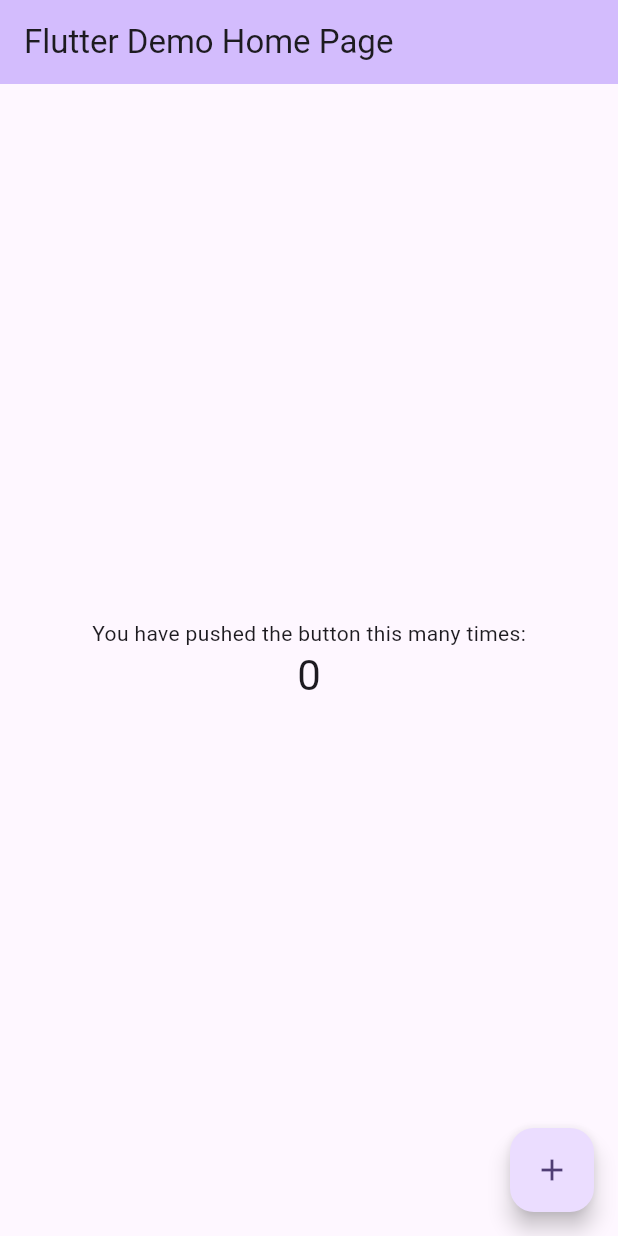
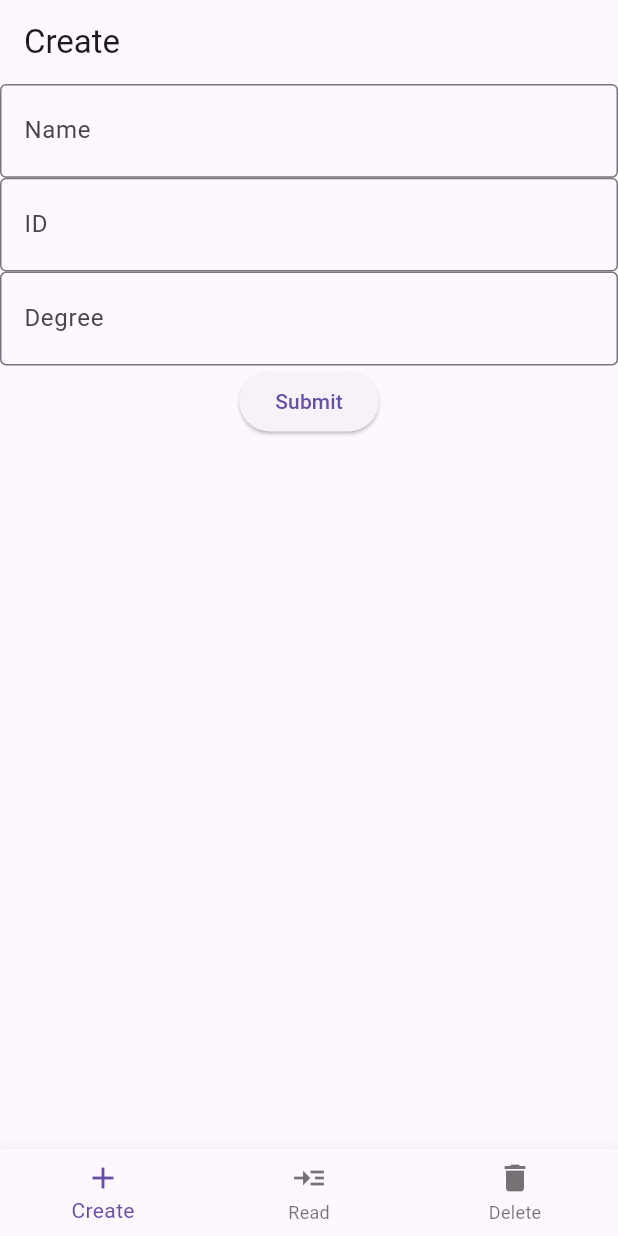
Before and after one commit to yasaradisanayaka/FirebaseLogin, a Flutter app: the screen it shows after launch, on a phone screen of 412 x 824 dp. Run offline on Flutter 3.47's test engine with Material 3 defaults, Android fonts, the phone set to English and light mode, and no system bars; our stand-ins replace cloud_firestore, firebase_core; accounts and stored records are empty.

Commit message:
Create pages for different screens

```diff
--- /dev/null
+++ b/flutter_firebase_login/lib/Models/Student.dart
@@ -0,0 +1,11 @@
+class Student {
+  final String name;
+  final int id;
+  final String degree;
+
+  Student({
+    required this.name,
+    required this.id,
+    required this.degree
+  });
+}
--- /dev/null
+++ b/flutter_firebase_login/lib/Screens/CreatePage.dart
@@ -0,0 +1,85 @@
+import 'package:flutter/material.dart';
+
+class Createpage extends StatefulWidget {
+  const Createpage({super.key});
+
+  @override
+  State<Createpage> createState() => _CreatepageState();
+}
+
+class _CreatepageState extends State<Createpage> {
+
+  TextEditingController nameController = TextEditingController();
+  TextEditingController idController = TextEditingController();
+  TextEditingController degreeController = TextEditingController();
+
+  @override
+  Widget build(BuildContext context) {
+    return Scaffold(
+      appBar: AppBar(
+        title: Text("Create"),
+      ),
+
+      body: _bodyWidget(),
+    );
+  }
+
+  _bodyWidget(){
+    return Column(
+      children: [
+        TextField(
+          controller: nameController,
+          decoration: InputDecoration(
+            suffix: GestureDetector(
+              child: Icon(
+                Icons.clear
+              ),
+              onTap: () {
+                nameController.clear();
+              },
+            ),
+            labelText: "Name",
+            border: OutlineInputBorder(),
+          ),
+        ),
+
+        TextField(
+          controller: idController,
+          decoration: InputDecoration(
+            suffix: GestureDetector(
+              child: Icon(
+                Icons.clear
+              ),
+              onTap: () {
+                idController.clear();
+              },
+            ),
+            labelText: "ID",
+            border: OutlineInputBorder(),
+          ),
+        ),
+
+        TextField(
+          controller: degreeController,
+          decoration: InputDecoration(
+            suffix: GestureDetector(
+              child: Icon(
+                Icons.clear
+              ),
+              onTap: () {
+                degreeController.clear();
+              },
+            ),
+            labelText: "Degree",
+            border: OutlineInputBorder(),
+          ),
+        ),
+
+        ElevatedButton(
+          onPressed: () {},
+          child: Text("Submit")
+        ),
+      ],
+    );
+  }
+}
--- a/flutter_firebase_login/lib/main.dart
+++ b/flutter_firebase_login/lib/main.dart
@@ -1,78 +1,51 @@
 import 'package:firebase_core/firebase_core.dart';
 import 'package:flutter/material.dart';
+import 'package:flutter_firebase_login/Screens/CreatePage.dart';
+import 'package:flutter_firebase_login/Screens/DeletePage.dart';
+import 'package:flutter_firebase_login/Screens/ReadPage.dart';
 
 Future<void> main() async {
   WidgetsFlutterBinding.ensureInitialized();
   await Firebase.initializeApp();
-  runApp(const MyApp());
+  runApp(
+    MaterialApp(
+      home: Home(),
+    ),
+  );
 }
 
-class MyApp extends StatelessWidget {
-  const MyApp({super.key});
+class Home extends StatefulWidget {
+  const Home({super.key});
 
-  // This widget is the root of your application.
+  @override
+  State<Home> createState() => _HomeState();
+}
+
+class _HomeState extends State<Home> {
+
+  int selectIndex=0;
+
+  List screens = [Createpage(),Readpage(),Deletepage()];
+
   @override
   Widget build(BuildContext context) {
-    return MaterialApp(
-      title: 'Flutter Demo',
-      theme: ThemeData(
+    return Scaffold(
 
-        colorScheme: ColorScheme.fromSeed(seedColor: Colors.deepPurple),
+      body: screens[selectIndex],
+
+      bottomNavigationBar: BottomNavigationBar(items: [
+        BottomNavigationBarItem(icon: Icon(Icons.add), label: "Create"),
+        BottomNavigationBarItem(icon: Icon(Icons.read_more), label: "Read"),
+        BottomNavigationBarItem(icon: Icon(Icons.delete), label: "Delete"),
+      ],
+      type: BottomNavigationBarType.fixed,
+      currentIndex: selectIndex,
+      onTap: (index){
+        setState(() {
+          selectIndex = index;
+        });
+      },
       ),
-      home: const MyHomePage(title: 'Flutter Demo Home Page'),
     );
   }
 }
-
-class MyHomePage extends StatefulWidget {
-  const MyHomePage({super.key, required this.title});
-
-
-  final String title;
-
-  @override
-  State<MyHomePage> createState() => _MyHomePageState();
-}
-
-class _MyHomePageState extends State<MyHomePage> {
-  int _counter = 0;
-
-  void _incrementCounter() {
-    setState(() {
-
-      _counter++;
-    });
-  }
-
-  @override
-  Widget build(BuildContext context) {
-
-    return Scaffold(
-      appBar: AppBar(
-
-        backgroundColor: Theme.of(context).colorScheme.inversePrimary,
-
-        title: Text(widget.title),
-      ),
-      body: Center(
-
-        child: Column(
-
-          mainAxisAlignment: MainAxisAlignment.center,
-          children: <Widget>[
-            const Text('You have pushed the button this many times:'),
-            Text(
-              '$_counter',
-              style: Theme.of(context).textTheme.headlineMedium,
-            ),
-          ],
-        ),
-      ),
-      floatingActionButton: FloatingActionButton(
-        onPressed: _incrementCounter,
-        tooltip: 'Increment',
-        child: const Icon(Icons.add),
-      ), // This trailing comma makes auto-formatting nicer for build methods.
-    );
-  }
-}
```
Also changed, not shown: flutter_firebase_login/lib/Data/DataSource.dart (added, +14 -0 lines), flutter_firebase_login/lib/Screens/DeletePage.dart (added, +22 -0 lines), flutter_firebase_login/lib/Screens/ReadPage.dart (added, +22 -0 lines), flutter_firebase_login/lib/Screens/UpdatePage.dart (added, +22 -0 lines), 2 other files.
